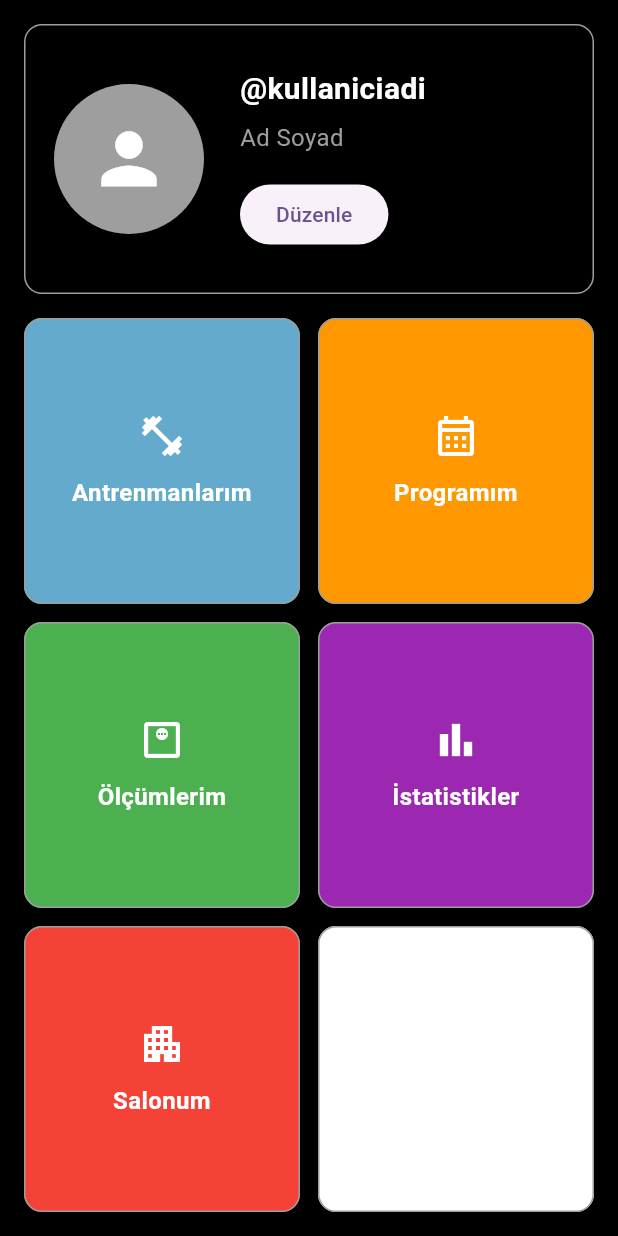
After one commit to uluckabd/gymtactx, a Flutter app: the screen it shows after launch, on a phone screen of 412 x 824 dp. The commit adds this screen. Run offline on Flutter 3.47's test engine with Material 3 defaults, Android fonts, the phone set to English and light mode, and no system bars.

Commit message:
profil_page colors

```diff
--- a/lib/constants/app_color.dart
+++ b/lib/constants/app_color.dart
@@ -1,7 +1,18 @@
 import 'package:flutter/material.dart';
 
 class AppColors {
-  AppColors._();
+  const AppColors._();
+  static const Color workout = Color.fromARGB(212, 120, 204, 246);
+
+  static const program = Color(0xFFFF9800);
+
+  static const measurement = Color(0xFF4CAF50);
+
+  static const statistics = Color(0xFF9C27B0);
+
+  static const gym = Color(0xFFF44336);
+
+  static const settings = Color(0xFF607D8B);
 
   // ==================================================
   // ANA UYGULAMA RENKLERİ
--- a/lib/main.dart
+++ b/lib/main.dart
@@ -1,4 +1,5 @@
 import 'package:flutter/material.dart';
+import 'package:gymtactx/pages/profil_page.dart';
 import 'package:gymtactx/pages/user_login_page.dart';
 
 void main() {
@@ -16,7 +17,7 @@ class MyApp extends StatelessWidget {
       theme: ThemeData(
         colorScheme: ColorScheme.fromSeed(seedColor: Colors.deepPurple),
       ),
-      home: const UserLoginPage(),
+      home: const ProfilePage(),
     );
   }
 }
--- /dev/null
+++ b/lib/pages/profil_page.dart
@@ -0,0 +1,172 @@
+import 'package:flutter/material.dart';
+import 'package:gymtactx/constants/app_color.dart';
+import 'package:gymtactx/widgets.dart';
+
+class ProfilePage extends StatelessWidget {
+  const ProfilePage({super.key});
+
+  @override
+  Widget build(BuildContext context) {
+    return Scaffold(
+      backgroundColor: AppColors.background,
+
+      body: SafeArea(
+        child: Padding(
+          padding: const EdgeInsets.all(16),
+          child: Column(
+            children: [
+              // BÜYÜK PROFİL CARD
+              SizedBox(
+                width: double.infinity,
+                height: 180,
+                child: Card(
+                  margin: EdgeInsets.zero,
+                  color: Colors.black,
+                  elevation: 0,
+                  shape: RoundedRectangleBorder(
+                    borderRadius: BorderRadius.circular(12),
+                    side: const BorderSide(color: Colors.grey, width: 1),
+                  ),
+                  child: Padding(
+                    padding: const EdgeInsets.all(20),
+                    child: Row(
+                      children: [
+                        // PROFİL FOTOĞRAFI
+                        const CircleAvatar(
+                          radius: 50,
+                          backgroundColor: Colors.grey,
+                          child: Icon(
+                            Icons.person,
+                            size: 55,
+                            color: Colors.white,
+                          ),
+                        ),
+
+                        const SizedBox(width: 24),
+
+                        // KULLANICI BİLGİLERİ
+                        Expanded(
+                          child: Column(
+                            mainAxisAlignment: MainAxisAlignment.center,
+                            crossAxisAlignment: CrossAxisAlignment.start,
+                            children: [
+                              // KULLANICI ADI
+                              const Text(
+                                '@kullaniciadi',
+                                style: TextStyle(
+                                  color: Colors.white,
+                                  fontSize: 20,
+                                  fontWeight: FontWeight.bold,
+                                ),
+                              ),
+
+                              const SizedBox(height: 6),
+
+                              // AD SOYAD
+                              const Text(
+                                'Ad Soyad',
+                                style: TextStyle(
+                                  color: Colors.grey,
+                                  fontSize: 16,
+                                ),
+                              ),
+
+                              const SizedBox(height: 16),
+
+                              // DÜZENLE BUTONU
+                              ElevatedButton(
+                                onPressed: () {
+                                  // Profil düzenleme
+                                },
+                                child: const Text('Düzenle'),
+                              ),
+                            ],
+                          ),
+                        ),
+                      ],
+                    ),
+                  ),
+                ),
+              ),
+
+              const SizedBox(height: 16),
+
+              // ALT CARDLAR
+              Expanded(
+                child: LayoutBuilder(
+                  builder: (context, constraints) {
+                    const double spacing = 12;
+
+                    // 3 sıra arasındaki 2 boşluğu çıkarıp
+                    // kalan yüksekliği tam 3'e bölüyoruz.
+                    final double cardHeight =
+                        (constraints.maxHeight - (spacing * 2)) / 3;
+
+                    final double cardWidth =
+                        (constraints.maxWidth - spacing) / 2;
+
+                    return GridView.count(
+                      padding: EdgeInsets.zero,
+                      physics: const NeverScrollableScrollPhysics(),
+
+                      crossAxisCount: 2,
+
+                      crossAxisSpacing: spacing,
+                      mainAxisSpacing: spacing,
+
+                      childAspectRatio: cardWidth / cardHeight,
+
+                      children: [
+                        AppCard(
+                          title: 'Antrenmanlarım',
+                          icon: Icons.fitness_center,
+                          onTap: () {},
+                          color: AppColors.workout,
+                        ),
+
+                        AppCard(
+                          title: 'Programım',
+                          icon: Icons.calendar_month_outlined,
+                          onTap: () {},
+                          color: AppColors.program,
+                        ),
+
+                        AppCard(
+                          title: 'Ölçümlerim',
+                          icon: Icons.monitor_weight_outlined,
+                          onTap: () {},
+                          color: AppColors.measurement,
+                        ),
+
+                        AppCard(
+                          title: 'İstatistikler',
+                          icon: Icons.bar_chart,
+                          onTap: () {},
+                          color: AppColors.statistics,
+                        ),
+
+                        AppCard(
+                          title: 'Salonum',
+                          icon: Icons.apartment,
+                          onTap: () {},
+                          color: AppColors.gym,
+                        ),
+
+                        AppCard(
+                          title: 'cartcurt',
+                          icon: Icons.apartment,
+                          onTap: () {},
+                          color: AppColors.appBarIcon,
+                        ),
+                      ],
+                    );
+                  },
+                ),
+              ),
+            ],
+          ),
+        ),
+      ),
+    );
+  }
+}
--- a/lib/widgets.dart
+++ b/lib/widgets.dart
@@ -172,3 +172,54 @@ class AppTextFormField extends StatelessWidget {
     );
   }
 }
+
+class AppCard extends StatelessWidget {
+  final String title;
+  final IconData icon;
+  final VoidCallback? onTap;
+  final Color? color;
+
+  const AppCard({
+    super.key,
+    required this.title,
+    required this.icon,
+    this.onTap,
+    required this.color,
+  });
+
+  @override
+  Widget build(BuildContext context) {
+    return InkWell(
+      onTap: onTap,
+      borderRadius: BorderRadius.circular(12),
+      child: Card(
+        margin: EdgeInsets.zero,
+        elevation: 0,
+        color: color,
+        shape: RoundedRectangleBorder(
+          borderRadius: BorderRadius.circular(12),
+          side: const BorderSide(color: Colors.grey, width: 1),
+        ),
+        child: Padding(
+          padding: const EdgeInsets.all(16),
+          child: Column(
+            mainAxisAlignment: MainAxisAlignment.center,
+            children: [
+              Icon(icon, size: 32, color: Colors.white),
+              const SizedBox(height: 10),
+              Text(
+                title,
+                textAlign: TextAlign.center,
+                style: const TextStyle(
+                  color: Colors.white,
+                  fontSize: 16,
+                  fontWeight: FontWeight.w600,
+                ),
+              ),
+            ],
+          ),
+        ),
+      ),
+    );
+  }
+}
```
